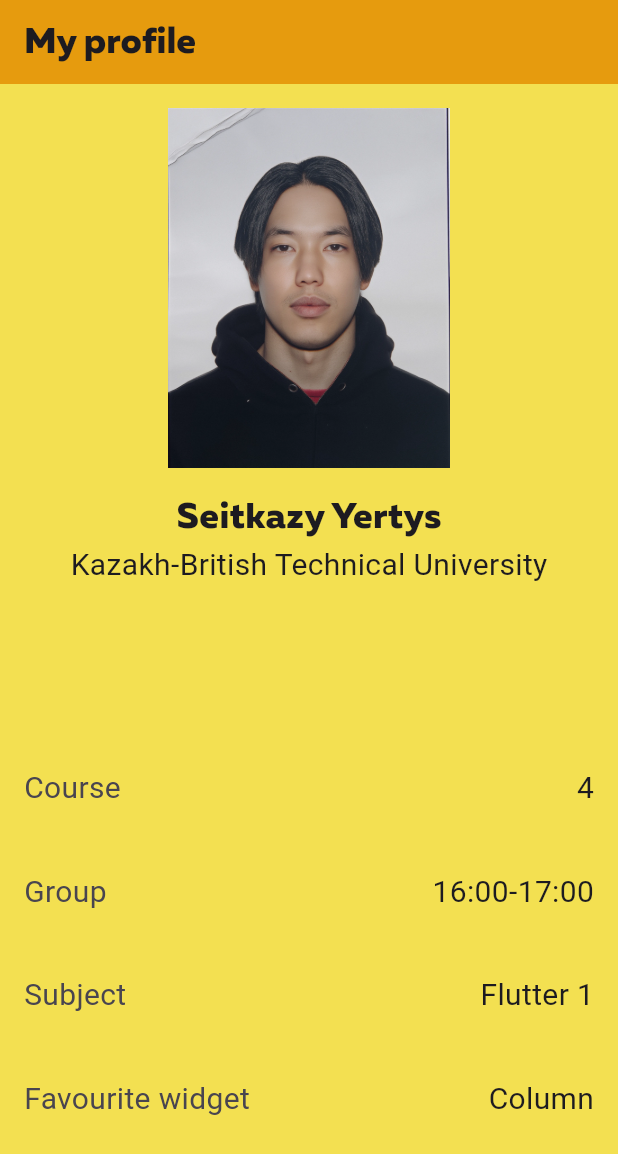
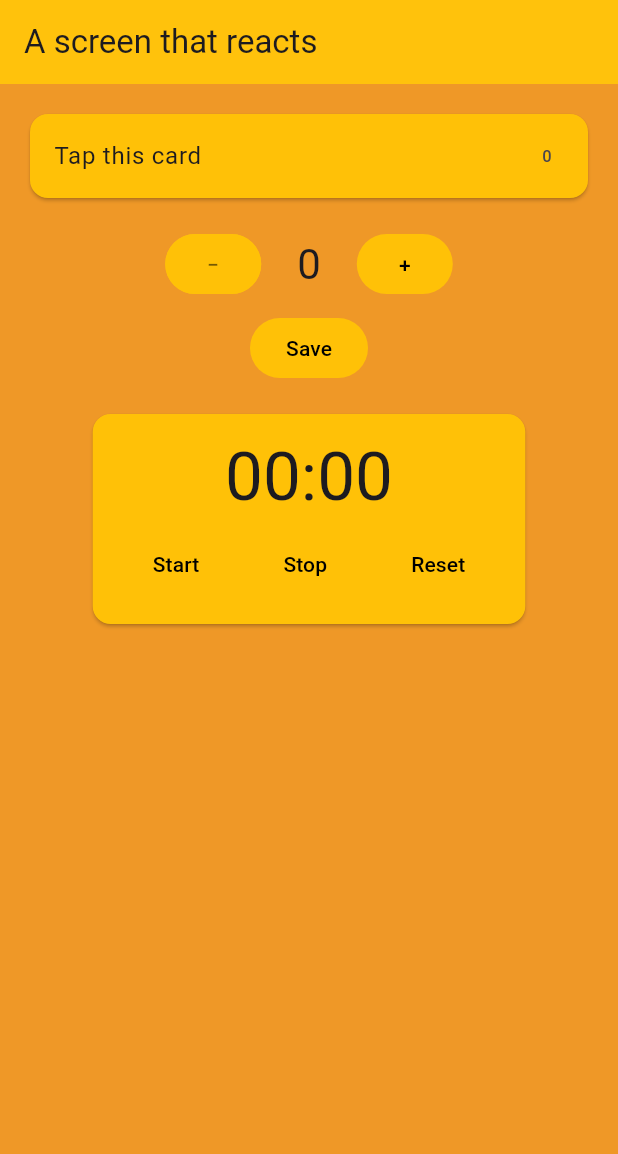
Before and after one commit to Ert15/flutter1, a Flutter app: the screen it shows after launch, on a phone screen of 412 x 824 dp. Shown: the top 1154 px of the screen. Run offline on Flutter 3.47's test engine with Material 3 defaults, Android fonts, the phone set to English and light mode, and no system bars.

Commit message:
практис 4

```diff
--- a/lib/main.dart
+++ b/lib/main.dart
@@ -1,7 +1,8 @@
 import 'package:flutter/material.dart';
-import 'data/data.dart';
-import 'profil/widget/info_row.dart';
-import 'profil/widget/profile_header.dart';
+
+import 'package:kbtu_flutter1projek/profil/widget/stopwatch_card.dart';
+import 'package:kbtu_flutter1projek/profil/widget/tap_card.dart';
+import 'package:kbtu_flutter1projek/profil/widget/two_way_counter.dart';
 
 void main() => runApp(const MyApp());
 
@@ -9,28 +10,29 @@ class MyApp extends StatelessWidget {
   const MyApp({super.key});
 
   @override
-  Widget build(BuildContext context) {
-    return MaterialApp(
-      home: Scaffold(
-         backgroundColor: const Color.fromARGB(255, 243, 224, 81),
-        appBar: AppBar(
-          backgroundColor: const Color.fromARGB(255, 230, 155, 14),
-          title: const Text('My profile', style: TextStyle(fontFamily: 'MyFont', fontSize: 24)),
+  Widget build(BuildContext context) => const MaterialApp(home: HomeScreen());
+}
+
+class HomeScreen extends StatelessWidget {
+  const HomeScreen({super.key});
+
+  @override
+  Widget build(BuildContext context) => Scaffold(
+    backgroundColor: const Color.fromARGB(255, 239, 152, 39),
+    appBar: AppBar(title: const Text('A screen that reacts'),
+    backgroundColor: const Color.fromARGB(255, 255, 194, 12),
     ),
-        body: Center(
-          child: Padding(
-            padding: const EdgeInsets.all(16),
+    body: const Padding(
+      padding: EdgeInsets.all(16),
       child: Column(
-              mainAxisSize: MainAxisSize.max,
         children: [
-                const ProfileHeader(name: MyName, university: MyUniversity),
-                const SizedBox(height: 100),
-                for (final f in facts) InfoRow(label: f.label, value: f.value),
+          TapCard(),
+          SizedBox(height: 16),
+          TwoWayCounter(),
+          SizedBox(height: 16),
+          StopwatchCard(),
         ],
-            ),
-          ),
       ),
     ),
   );
 }
-}
--- a/lib/profil/widget/info_row.dart
+++ /dev/null
@@ -1,33 +0,0 @@
-import 'package:flutter/material.dart';
-
-class InfoRow extends StatelessWidget {
-  const InfoRow({super.key, required this.label, required this.value});
-
-  final String label;
-  final String value;
-
-  @override
-  Widget build(BuildContext context) {
-    return Padding(
-      padding: const EdgeInsets.symmetric(vertical: 20),
-      child: Row(
-        mainAxisAlignment: MainAxisAlignment.spaceBetween,
-        children: [
-          Text(
-            label,
-            style: TextStyle(
-              color: Theme.of(context).colorScheme.onSurfaceVariant,
-              fontSize: 20,
-            ),
-          ),
-          Text(
-            value,
-            style: const TextStyle(
-              fontSize: 20,
-            ),
-          ),
-        ],
-      ),
-    );
-  }
-}
--- a/lib/profil/widget/profile_header.dart
+++ /dev/null
@@ -1,24 +0,0 @@
-import 'package:flutter/material.dart';
-
-class ProfileHeader extends StatelessWidget {
-  const ProfileHeader({
-    super.key,
-    required this.name,
-    required this.university,
-  });
-
-  final String name;
-  final String university;
-
-  @override
-  Widget build(BuildContext context) {
-    return Column(
-      children: [
-        Image.asset('assets/images/me.jpg', width: 240, height: 240),
-        const SizedBox(height: 16),
-        Text(name, style: const TextStyle(fontFamily: 'MyFont', fontSize: 24)),
-        Text(university, style: const TextStyle(fontSize: 20)),
-      ],
-    );
-  }
-}
--- /dev/null
+++ b/lib/profil/widget/stopwatch_card.dart
@@ -0,0 +1,98 @@
+import 'dart:async';
+
+import 'package:flutter/material.dart';
+
+class StopwatchCard extends StatefulWidget {
+  const StopwatchCard({super.key});
+
+  @override
+  State<StopwatchCard> createState() => _StopwatchCardState();
+}
+
+class _StopwatchCardState extends State<StopwatchCard> {
+  int _seconds = 0;
+  Timer? _timer;
+
+  String get _time {
+    final minutes = (_seconds ~/ 60).toString().padLeft(2, '0');
+    final seconds = (_seconds % 60).toString().padLeft(2, '0');
+    return '$minutes:$seconds';
+  }
+
+  void _start() {
+    if (_timer != null) return;
+
+    _timer = Timer.periodic(const Duration(seconds: 1), (timer) {
+      setState(() {
+        _seconds++;
+      });
+    });
+  }
+
+  void _stop() {
+    _timer?.cancel();
+    _timer = null;
+  }
+
+  void _reset() {
+    _stop();
+    setState(() {
+      _seconds = 0;
+    });
+  }
+
+  @override
+  void dispose() {
+    _timer?.cancel();
+    super.dispose();
+  }
+
+  @override
+  Widget build(BuildContext context) {
+    return Card(
+      color: Colors.amber,
+      child: Padding(
+        padding: const EdgeInsets.all(16),
+        child: Column(
+          children: [
+            Text(_time, style: Theme.of(context).textTheme.displayMedium),
+            const SizedBox(height: 8),
+            Row(
+              mainAxisSize: MainAxisSize.min,
+              children: [
+                FilledButton(
+                  onPressed: _start,
+                  style: FilledButton.styleFrom(
+                    backgroundColor: Colors.amber,
+                    foregroundColor: Colors.black,
+                  ),
+                  child: const Text('Start'),
+                ),
+                const SizedBox(width: 8),
+                OutlinedButton(
+                  onPressed: _stop,
+                  style: OutlinedButton.styleFrom(
+                    backgroundColor: Colors.amber,
+                    foregroundColor: Colors.black,
+                    side: const BorderSide(color: Colors.amber),
+                  ),
+                  child: const Text('Stop'),
+                ),
+                const SizedBox(width: 8),
+                OutlinedButton(
+                  onPressed: _reset,
+                  style: OutlinedButton.styleFrom(
+                    backgroundColor: Colors.amber,
+                    foregroundColor: Colors.black,
+                    side: const BorderSide(color: Colors.amber),
+                  ),
+                  child: const Text('Reset'),
+                ),
+              ],
+            ),
+          ],
+        ),
+      ),
+    );
+  }
+}
--- /dev/null
+++ b/lib/profil/widget/tap_card.dart
@@ -0,0 +1,57 @@
+import 'package:flutter/material.dart';
+
+class TapCard extends StatefulWidget {
+  const TapCard({super.key});
+
+  @override
+  State<TapCard> createState() => _TapCardState();
+}
+
+class _TapCardState extends State<TapCard> {
+  int _taps = 0;
+  Future<void> _askReset() async {
+    final result = await showDialog<bool>(
+      context: context,
+      builder: (context) => AlertDialog(
+        title: const Text('Reset the count?'),
+        actions: [
+          TextButton(
+            onPressed: () => Navigator.of(context).pop(false),
+            child: const Text('Cancel'),
+          ),
+          TextButton(
+            onPressed: () => Navigator.of(context).pop(true),
+            child: const Text('Reset'),
+          ),
+        ],
+      ),
+    );
+
+    if (!mounted) return;
+
+    if (result == true) {
+      setState(() {
+        _taps = 0;
+      });
+    }
+  }
+
+  @override
+  Widget build(BuildContext context) {
+    return Card(
+      color: Colors.amber,
+      child: InkWell(
+        onTap: () {
+          setState(() {
+            _taps++;
+          });
+        },
+        onLongPress: _askReset,
+        child: ListTile(
+          title: const Text('Tap this card'),
+          trailing: Text('$_taps'),
+        ),
+      ),
+    );
+  }
+}
--- /dev/null
+++ b/lib/profil/widget/two_way_counter.dart
@@ -0,0 +1,102 @@
+import 'package:flutter/material.dart';
+
+class TwoWayCounter extends StatefulWidget {
+  const TwoWayCounter({super.key});
+
+  @override
+  State<TwoWayCounter> createState() => _TwoWayCounterState();
+}
+
+class _TwoWayCounterState extends State<TwoWayCounter> {
+  int _count = 0;
+  bool _saving = false;
+
+  Future<void> _save() async {
+    setState(() {
+      _saving = true;
+    });
+
+    await Future.delayed(const Duration(seconds: 2));
+
+    if (!mounted) return;
+
+    setState(() {
+      _saving = false;
+    });
+
+    ScaffoldMessenger.of(
+      context,
+    ).showSnackBar(const SnackBar(content: Text('Saved')));
+  }
+
+  @override
+  Widget build(BuildContext context) {
+    return Column(
+      children: [
+        Center(
+          child: Row(
+            mainAxisSize: MainAxisSize.min,
+            children: [
+              OutlinedButton(
+                onPressed: _count == 0
+                    ? null
+                    : () {
+                        setState(() {
+                          _count--;
+                        });
+                      },
+                child: const Text('−'),
+                style: OutlinedButton.styleFrom(
+                  backgroundColor: Colors.amber,
+                  foregroundColor: Colors.black,
+                  disabledBackgroundColor: Colors.amber,
+                  disabledForegroundColor: Colors.black54,
+                  side: const BorderSide(color: Colors.amber),
+                ),
+              ),
+              Padding(
+                padding: const EdgeInsets.symmetric(horizontal: 24),
+                child: Text(
+                  '$_count',
+                  style: Theme.of(context).textTheme.headlineMedium,
+                ),
+              ),
+              FilledButton(
+                onPressed: () {
+                  setState(() {
+                    _count++;
+                  });
+                },
+                style: FilledButton.styleFrom(
+                  backgroundColor: Colors.amber,
+                  foregroundColor: Colors.black,
+                ),
+                child: const Text('+'),
+              ),
+            ],
+          ),
+        ),
+        const SizedBox(height: 8),
+        FilledButton(
+          onPressed: _saving ? null : _save,
+          style: FilledButton.styleFrom(
+            backgroundColor: Colors.amber,
+            foregroundColor: Colors.black,
+            disabledBackgroundColor: Colors.amber,
+            disabledForegroundColor: Colors.black54,
+          ),
+          child: _saving
+              ? const SizedBox(
+                  height: 20,
+                  width: 20,
+                  child: CircularProgressIndicator(
+                    strokeWidth: 2,
+                    valueColor: AlwaysStoppedAnimation<Color>(Colors.black),
+                  ),
+                )
+              : const Text('Save'),
+        ),
+      ],
+    );
+  }
+}
```
Also changed, not shown: 1 other file. Lines whose indentation alone changed are shown as unchanged.
